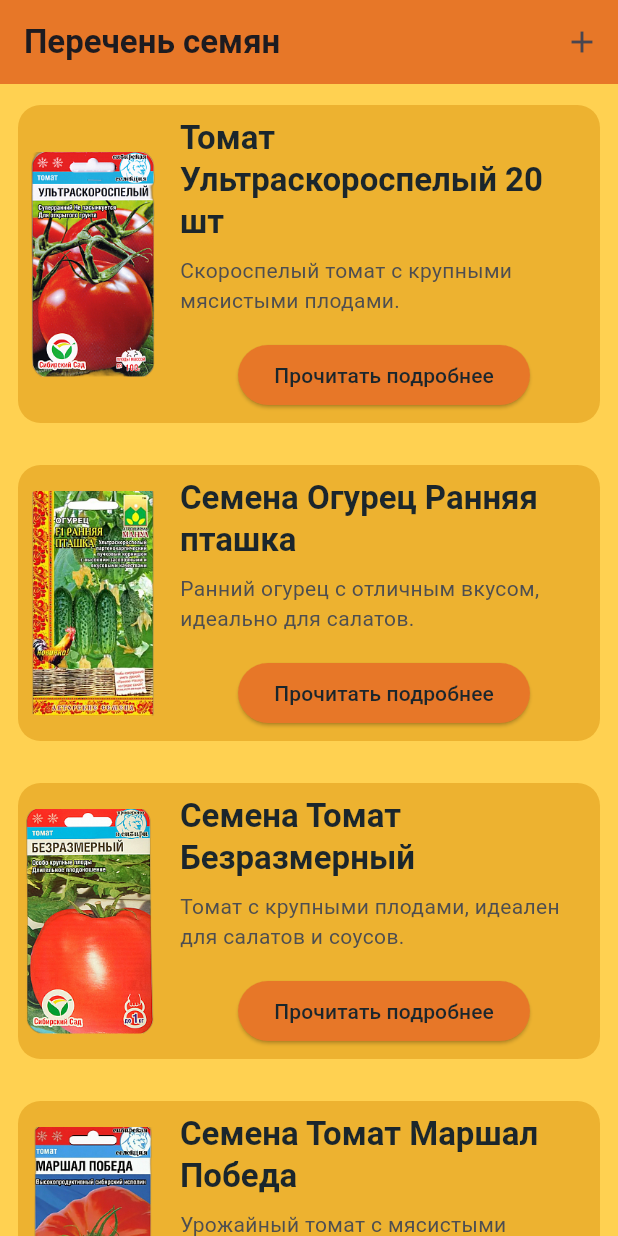
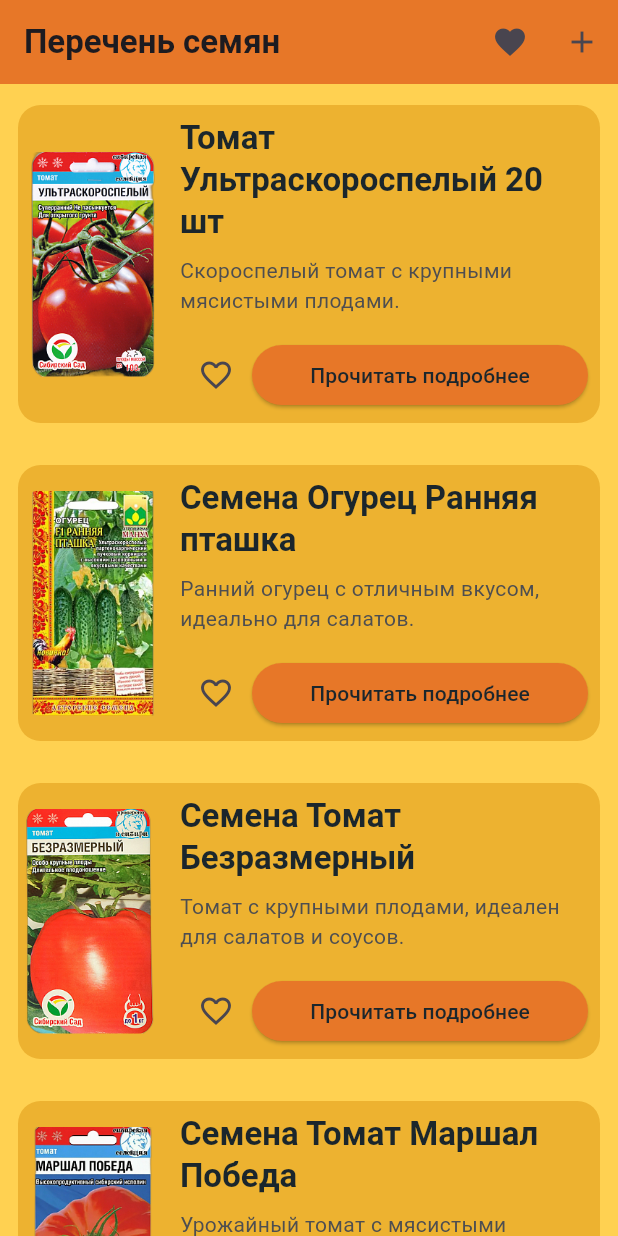
Before and after one commit to Armagedji/Practice4, a Flutter app: the screen it shows after launch, on a phone screen of 412 x 824 dp. Run offline on Flutter 3.47's test engine with Material 3 defaults, Android fonts, the phone set to English and light mode, and no system bars; our stand-ins replace image_picker.

Commit message:
favorites added

```diff
--- a/lib/main.dart
+++ b/lib/main.dart
@@ -40,9 +40,13 @@ class MyApp extends StatelessWidget {
     if (snapshot.connectionState == ConnectionState.waiting) {
       return const Center(child: CircularProgressIndicator());
     } else if (snapshot.hasError) {
+      // Логируем ошибку для отладки
+      print('Ошибка при загрузке данных: ${snapshot.error}');
       return const Center(child: Text('Ошибка при загрузке информации'));
+    } else if (snapshot.hasData) {
+      return ProductListScreen();
     } else {
-            return ProductListScreen();
+      return const Center(child: Text('Нет данных'));
     }
   },
 ),
--- a/lib/models/product.dart
+++ b/lib/models/product.dart
@@ -3,12 +3,14 @@ class Product {
   final String image;
   final String description;
   final String shortDescription;
+  bool isFavorite;
 
-  const Product({
+  Product({
     required this.title,
     required this.image,
     required this.description,
     required this.shortDescription,
+    this.isFavorite = false,
   });
 
   factory Product.fromJson(Map<String, dynamic> json) {
@@ -17,6 +19,7 @@ class Product {
       image: json['image'],
       description: json['description'],
       shortDescription: json['shortDescription'],
+      isFavorite: json['isFavorite'] ?? false,
     );
   }
 
@@ -26,6 +29,7 @@ class Product {
       'shortDescription': shortDescription,
       'description': description,
       'image': image,
+      'isFavorite': isFavorite
     };
   }
 }
--- a/lib/screens/product_list_screen.dart
+++ b/lib/screens/product_list_screen.dart
@@ -1,5 +1,6 @@
 import 'dart:io';
 import 'package:flutter/material.dart';
+import 'package:flutter_market_alpha/screens/favorite_product_screen.dart';
 import '../data/data_loader.dart';
 import '../models/product.dart';
 import 'product_add_screen.dart';
@@ -12,6 +13,7 @@ class ProductListScreen extends StatefulWidget {
 
 class _ProductListScreenState extends State<ProductListScreen> {
   List<Product> products = [];
+  List<Product> favoriteProducts = [];
 
   @override
   void initState() {
@@ -48,12 +50,32 @@ class _ProductListScreenState extends State<ProductListScreen> {
     _saveProducts();
   }
 
+  void _toggleFavorite(Product product) {
+    setState(() {
+      product.isFavorite = !product.isFavorite;
+      if (product.isFavorite) {
+        favoriteProducts.add(product);
+      } else {
+        favoriteProducts.remove(product);
+      }
+    });
+  }
+
   @override
   Widget build(BuildContext context) {
     return Scaffold(
       appBar: AppBar(
         title: const Text('Перечень семян'),
         actions: [
+          IconButton(
+            icon: const Icon(Icons.favorite),
+            onPressed: () {
+              Navigator.push(
+                context,
+                MaterialPageRoute(builder: (context) => FavoriteProductsScreen(favoriteProducts: favoriteProducts)),
+              );
+            },
+          ),
           IconButton(
             icon: const Icon(Icons.add),
             onPressed: () {
@@ -114,7 +136,18 @@ class _ProductListScreenState extends State<ProductListScreen> {
                             style: Theme.of(context).textTheme.bodyMedium,
                           ),
                           const SizedBox(height: 16),
-                          Center(
+                          Row(
+                            children: [
+                              IconButton(
+                                icon: Icon(
+                                  products[index].isFavorite
+                                      ? Icons.favorite
+                                      : Icons.favorite_border,
+                                  color: products[index].isFavorite ? Colors.red : null,
+                                ),
+                                onPressed: () => _toggleFavorite(products[index]),
+                              ),
+                              Expanded(
                                 child: ElevatedButton(
                                   onPressed: () {
                                     Navigator.push(
@@ -132,6 +165,8 @@ class _ProductListScreenState extends State<ProductListScreen> {
                               ),
                             ],
                           ),
+                        ],
+                      ),
                     ),
                   ),
                 ],
--- a/pubspec.yaml
+++ b/pubspec.yaml
@@ -30,6 +30,7 @@ environment:
 dependencies:
   flutter:
     sdk: flutter
+  path_provider: ^2.0.9
   image_picker: ^1.1.2
 
 
```
Also changed, not shown: lib/screens/favorite_product_screen.dart (added, +94 -0 lines), pubspec.lock. Lines whose indentation alone changed are shown as unchanged.
